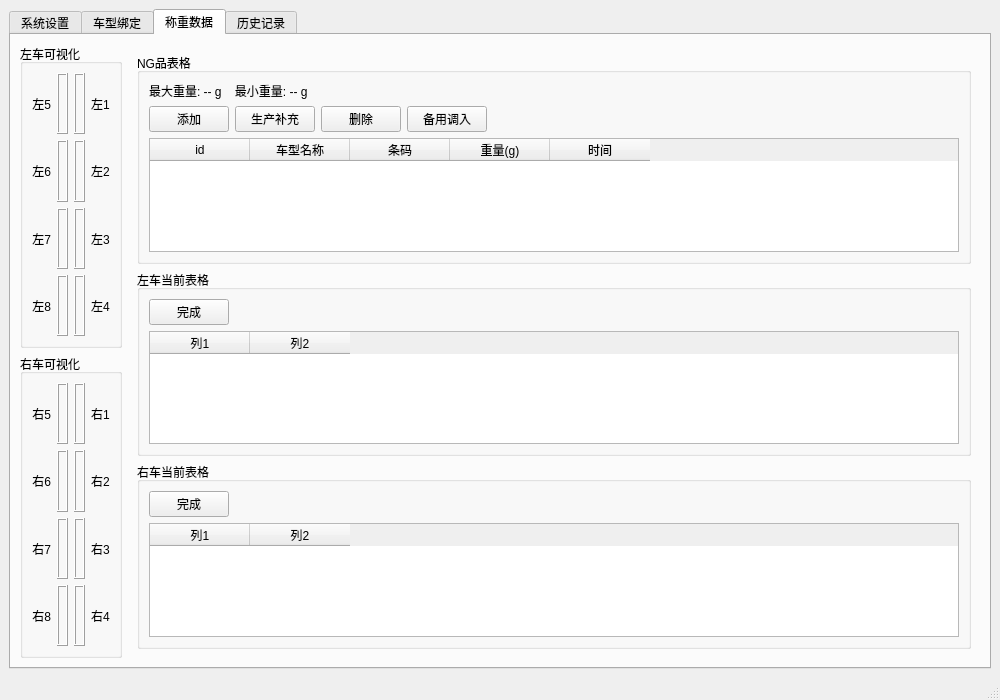
This is mainwindow.ui in xiaoluoDD/Weight-Comparison as Qt 5 draws it before an edit. The edited form follows.
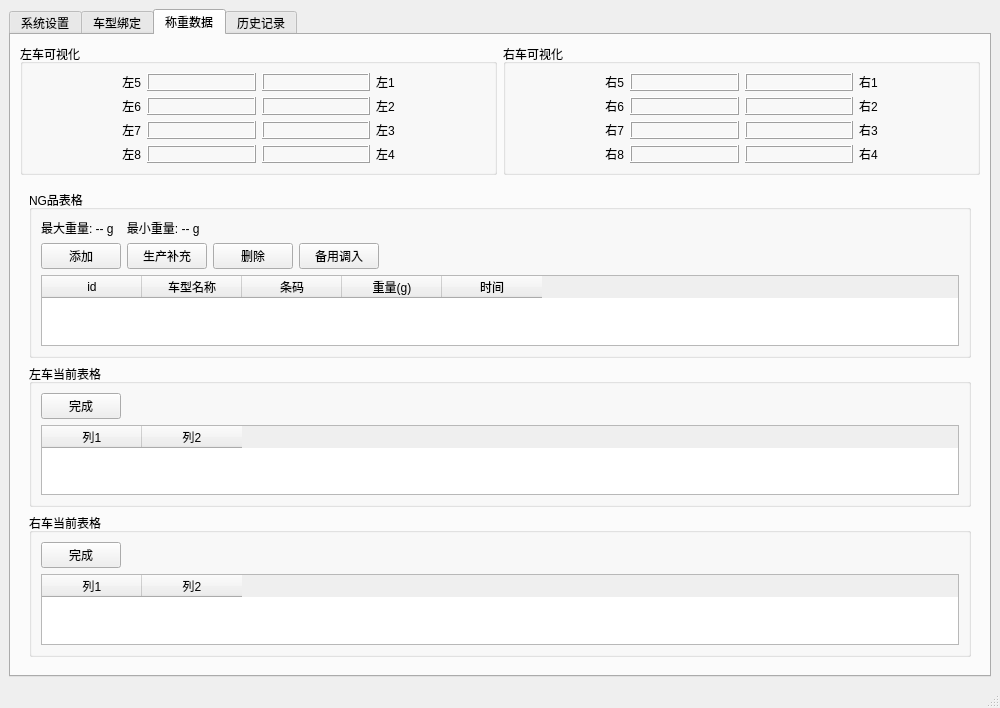
This is the edited form. The open tabs and pages were chosen to show the change. Custom widgets are drawn as their Qt base class.

Commit message: 1、修改车型界面，只有左右两边

```diff
--- a/mainwindow.ui
+++ b/mainwindow.ui
@@ -523,237 +523,7 @@
           </layout>
          </widget>
         </item>
-        <item row="0" column="1" rowspan="2">
-         <widget class="QWidget" name="rightWidget">
-          <layout class="QVBoxLayout" name="verticalLayout_right">
-           <item>
-            <widget class="QGroupBox" name="ngGroupBox">
-             <property name="title">
-              <string>NG品表格</string>
-             </property>
-             <layout class="QVBoxLayout" name="verticalLayout_ng">
-              <item>
-               <layout class="QHBoxLayout" name="horizontalLayout_weightRange">
-                <item>
-                 <widget class="QLabel" name="weightRangeLabel">
-                  <property name="text">
-                   <string>最大重量: -- g    最小重量: -- g</string>
-                  </property>
-                 </widget>
-                </item>
-               </layout>
-              </item>
-              <item>
-               <layout class="QHBoxLayout" name="horizontalLayout_ngButtons">
-                <item>
-                 <widget class="QPushButton" name="ngAddBtn">
-                  <property name="text">
-                   <string>添加</string>
-                  </property>
-                  <property name="maximumWidth">
-                   <number>70</number>
-                  </property>
-                 </widget>
-                </item>
-                <item>
-                 <widget class="QPushButton" name="productionSupplementBtn">
-                  <property name="text">
-                   <string>生产补充</string>
-                  </property>
-                  <property name="maximumWidth">
-                   <number>90</number>
-                  </property>
-                 </widget>
-                </item>
-                <item>
-                 <widget class="QPushButton" name="ngDeleteBtn">
-                  <property name="text">
-                   <string>删除</string>
-                  </property>
-                  <property name="maximumWidth">
-                   <number>70</number>
-                  </property>
-                 </widget>
-                </item>
-                <item>
-                 <widget class="QPushButton" name="ngUseBtn">
-                  <property name="text">
-                   <string>备用调入</string>
-                  </property>
-                  <property name="maximumWidth">
-                   <number>90</number>
-                  </property>
-                 </widget>
-                </item>
-                <item>
-                 <spacer name="horizontalSpacer_ng">
-                  <property name="orientation">
-                   <enum>Qt::Horizontal</enum>
-                  </property>
-                  <property name="sizeHint" stdset="0">
-                   <size>
-                    <width>40</width>
-                    <height>20</height>
-                   </size>
-                  </property>
-                 </spacer>
-                </item>
-               </layout>
-              </item>
-              <item>
-               <widget class="QTableWidget" name="ngTable">
-                <column>
-                 <property name="text">
-                  <string>id</string>
-                 </property>
-                </column>
-                <column>
-                 <property name="text">
-                  <string>车型名称</string>
-                 </property>
-                </column>
-                <column>
-                 <property name="text">
-                  <string>条码</string>
-                 </property>
-                </column>
-                <column>
-                 <property name="text">
-                  <string>重量(g)</string>
-                 </property>
-                </column>
-                <column>
-                 <property name="text">
-                  <string>时间</string>
-                 </property>
-                </column>
-                <property name="selectionBehavior">
-                 <enum>QAbstractItemView::SelectRows</enum>
-                </property>
-                <property name="editTriggers">
-                 <set>QAbstractItemView::NoEditTriggers</set>
-                </property>
-               </widget>
-              </item>
-             </layout>
-            </widget>
-           </item>
-           <item>
-            <widget class="QGroupBox" name="extraTable1Group">
-             <property name="title">
-              <string>左车当前表格</string>
-             </property>
-             <layout class="QVBoxLayout" name="verticalLayout_extra1">
-              <item>
-               <layout class="QHBoxLayout" name="horizontalLayout_extra1Btn">
-                <item>
-                 <widget class="QPushButton" name="completeCurrent1Btn">
-                  <property name="text">
-                   <string>完成</string>
-                  </property>
-                  <property name="maximumWidth">
-                   <number>70</number>
-                  </property>
-                 </widget>
-                </item>
-                <item>
-                 <spacer name="horizontalSpacer_extra1">
-                  <property name="orientation">
-                   <enum>Qt::Horizontal</enum>
-                  </property>
-                  <property name="sizeHint" stdset="0">
-                   <size>
-                    <width>40</width>
-                    <height>20</height>
-                   </size>
-                  </property>
-                 </spacer>
-                </item>
-               </layout>
-              </item>
-              <item>
-               <widget class="QTableWidget" name="extraTable1">
-                <column>
-                 <property name="text">
-                  <string>列1</string>
-                 </property>
-                </column>
-                <column>
-                 <property name="text">
-                  <string>列2</string>
-                 </property>
-                </column>
-                <property name="selectionBehavior">
-                 <enum>QAbstractItemView::SelectRows</enum>
-                </property>
-                <property name="editTriggers">
-                 <set>QAbstractItemView::NoEditTriggers</set>
-                </property>
-               </widget>
-              </item>
-             </layout>
-            </widget>
-           </item>
-           <item>
-            <widget class="QGroupBox" name="extraTable2Group">
-             <property name="title">
-              <string>右车当前表格</string>
-             </property>
-             <layout class="QVBoxLayout" name="verticalLayout_extra2">
-              <item>
-               <layout class="QHBoxLayout" name="horizontalLayout_extra2Btn">
-                <item>
-                 <widget class="QPushButton" name="completeCurrent2Btn">
-                  <property name="text">
-                   <string>完成</string>
-                  </property>
-                  <property name="maximumWidth">
-                   <number>70</number>
-                  </property>
-                 </widget>
-                </item>
-                <item>
-                 <spacer name="horizontalSpacer_extra2">
-                  <property name="orientation">
-                   <enum>Qt::Horizontal</enum>
-                  </property>
-                  <property name="sizeHint" stdset="0">
-                   <size>
-                    <width>40</width>
-                    <height>20</height>
-                   </size>
-                  </property>
-                 </spacer>
-                </item>
-               </layout>
-              </item>
-              <item>
-               <widget class="QTableWidget" name="extraTable2">
-                <column>
-                 <property name="text">
-                  <string>列1</string>
-                 </property>
-                </column>
-                <column>
-                 <property name="text">
-                  <string>列2</string>
-                 </property>
-                </column>
-                <property name="selectionBehavior">
-                 <enum>QAbstractItemView::SelectRows</enum>
-                </property>
-                <property name="editTriggers">
-                 <set>QAbstractItemView::NoEditTriggers</set>
-                </property>
-               </widget>
-              </item>
-             </layout>
-            </widget>
-           </item>
-          </layout>
-         </widget>
-        </item>
-        <item row="1" column="0">
+        <item row="0" column="1">
          <widget class="QGroupBox" name="leftBottomGroup">
           <property name="title">
            <string>右车可视化</string>
@@ -946,6 +716,239 @@
           </layout>
          </widget>
         </item>
+        <item row="1" column="0" colspan="2">
+         <widget class="QWidget" name="rightWidget">
+          <property name="visible">
+           <bool>false</bool>
+          </property>
+          <layout class="QVBoxLayout" name="verticalLayout_right">
+           <item>
+            <widget class="QGroupBox" name="ngGroupBox">
+             <property name="title">
+              <string>NG品表格</string>
+             </property>
+             <layout class="QVBoxLayout" name="verticalLayout_ng">
+              <item>
+               <layout class="QHBoxLayout" name="horizontalLayout_weightRange">
+                <item>
+                 <widget class="QLabel" name="weightRangeLabel">
+                  <property name="text">
+                   <string>最大重量: -- g    最小重量: -- g</string>
+                  </property>
+                 </widget>
+                </item>
+               </layout>
+              </item>
+              <item>
+               <layout class="QHBoxLayout" name="horizontalLayout_ngButtons">
+                <item>
+                 <widget class="QPushButton" name="ngAddBtn">
+                  <property name="text">
+                   <string>添加</string>
+                  </property>
+                  <property name="maximumWidth">
+                   <number>70</number>
+                  </property>
+                 </widget>
+                </item>
+                <item>
+                 <widget class="QPushButton" name="productionSupplementBtn">
+                  <property name="text">
+                   <string>生产补充</string>
+                  </property>
+                  <property name="maximumWidth">
+                   <number>90</number>
+                  </property>
+                 </widget>
+                </item>
+                <item>
+                 <widget class="QPushButton" name="ngDeleteBtn">
+                  <property name="text">
+                   <string>删除</string>
+                  </property>
+                  <property name="maximumWidth">
+                   <number>70</number>
+                  </property>
+                 </widget>
+                </item>
+                <item>
+                 <widget class="QPushButton" name="ngUseBtn">
+                  <property name="text">
+                   <string>备用调入</string>
+                  </property>
+                  <property name="maximumWidth">
+                   <number>90</number>
+                  </property>
+                 </widget>
+                </item>
+                <item>
+                 <spacer name="horizontalSpacer_ng">
+                  <property name="orientation">
+                   <enum>Qt::Horizontal</enum>
+                  </property>
+                  <property name="sizeHint" stdset="0">
+                   <size>
+                    <width>40</width>
+                    <height>20</height>
+                   </size>
+                  </property>
+                 </spacer>
+                </item>
+               </layout>
+              </item>
+              <item>
+               <widget class="QTableWidget" name="ngTable">
+                <column>
+                 <property name="text">
+                  <string>id</string>
+                 </property>
+                </column>
+                <column>
+                 <property name="text">
+                  <string>车型名称</string>
+                 </property>
+                </column>
+                <column>
+                 <property name="text">
+                  <string>条码</string>
+                 </property>
+                </column>
+                <column>
+                 <property name="text">
+                  <string>重量(g)</string>
+                 </property>
+                </column>
+                <column>
+                 <property name="text">
+                  <string>时间</string>
+                 </property>
+                </column>
+                <property name="selectionBehavior">
+                 <enum>QAbstractItemView::SelectRows</enum>
+                </property>
+                <property name="editTriggers">
+                 <set>QAbstractItemView::NoEditTriggers</set>
+                </property>
+               </widget>
+              </item>
+             </layout>
+            </widget>
+           </item>
+           <item>
+            <widget class="QGroupBox" name="extraTable1Group">
+             <property name="title">
+              <string>左车当前表格</string>
+             </property>
+             <layout class="QVBoxLayout" name="verticalLayout_extra1">
+              <item>
+               <layout class="QHBoxLayout" name="horizontalLayout_extra1Btn">
+                <item>
+                 <widget class="QPushButton" name="completeCurrent1Btn">
+                  <property name="text">
+                   <string>完成</string>
+                  </property>
+                  <property name="maximumWidth">
+                   <number>70</number>
+                  </property>
+                 </widget>
+                </item>
+                <item>
+                 <spacer name="horizontalSpacer_extra1">
+                  <property name="orientation">
+                   <enum>Qt::Horizontal</enum>
+                  </property>
+                  <property name="sizeHint" stdset="0">
+                   <size>
+                    <width>40</width>
+                    <height>20</height>
+                   </size>
+                  </property>
+                 </spacer>
+                </item>
+               </layout>
+              </item>
+              <item>
+               <widget class="QTableWidget" name="extraTable1">
+                <column>
+                 <property name="text">
+                  <string>列1</string>
+                 </property>
+                </column>
+                <column>
+                 <property name="text">
+                  <string>列2</string>
+                 </property>
+                </column>
+                <property name="selectionBehavior">
+                 <enum>QAbstractItemView::SelectRows</enum>
+                </property>
+                <property name="editTriggers">
+                 <set>QAbstractItemView::NoEditTriggers</set>
+                </property>
+               </widget>
+              </item>
+             </layout>
+            </widget>
+           </item>
+           <item>
+            <widget class="QGroupBox" name="extraTable2Group">
+             <property name="title">
+              <string>右车当前表格</string>
+             </property>
+             <layout class="QVBoxLayout" name="verticalLayout_extra2">
+              <item>
+               <layout class="QHBoxLayout" name="horizontalLayout_extra2Btn">
+                <item>
+                 <widget class="QPushButton" name="completeCurrent2Btn">
+                  <property name="text">
+                   <string>完成</string>
+                  </property>
+                  <property name="maximumWidth">
+                   <number>70</number>
+                  </property>
+                 </widget>
+                </item>
+                <item>
+                 <spacer name="horizontalSpacer_extra2">
+                  <property name="orientation">
+                   <enum>Qt::Horizontal</enum>
+                  </property>
+                  <property name="sizeHint" stdset="0">
+                   <size>
+                    <width>40</width>
+                    <height>20</height>
+                   </size>
+                  </property>
+                 </spacer>
+                </item>
+               </layout>
+              </item>
+              <item>
+               <widget class="QTableWidget" name="extraTable2">
+                <column>
+                 <property name="text">
+                  <string>列1</string>
+                 </property>
+                </column>
+                <column>
+                 <property name="text">
+                  <string>列2</string>
+                 </property>
+                </column>
+                <property name="selectionBehavior">
+                 <enum>QAbstractItemView::SelectRows</enum>
+                </property>
+                <property name="editTriggers">
+                 <set>QAbstractItemView::NoEditTriggers</set>
+                </property>
+               </widget>
+              </item>
+             </layout>
+            </widget>
+           </item>
+          </layout>
+         </widget>
+        </item>
        </layout>
       </widget>
       <widget class="QWidget" name="historyTab">
```
The commit also changes 5 other files.
